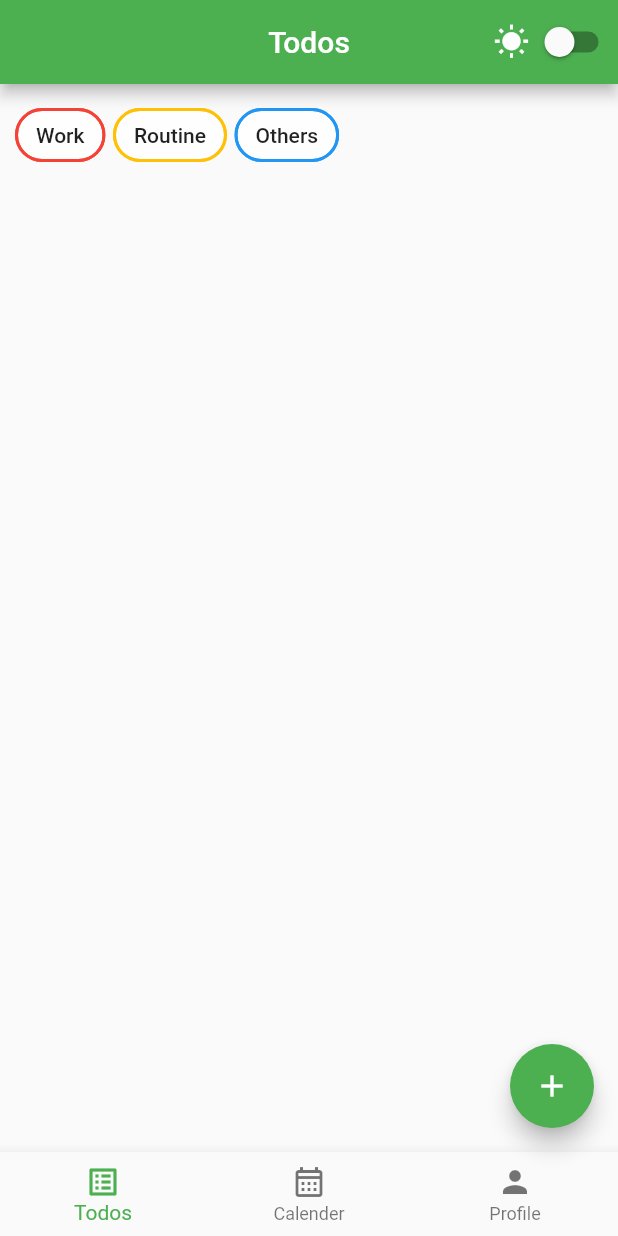
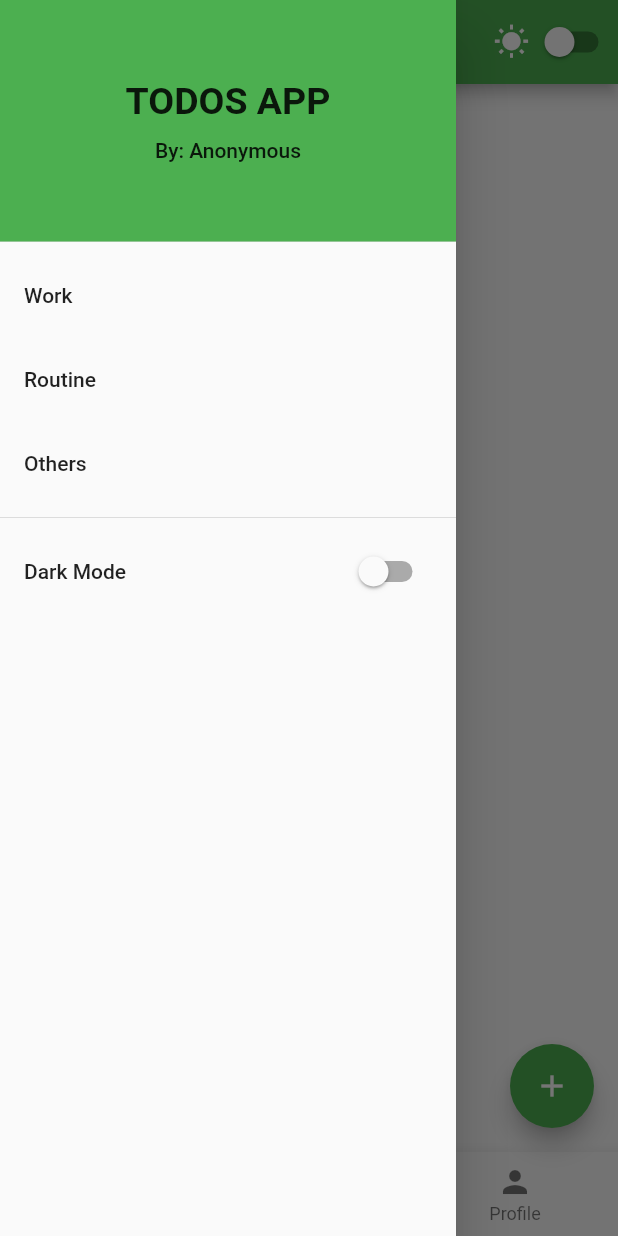
Before and after one commit to AlvynStane/todos-list, a Flutter app: the screen it shows after launch, with the side drawer open (before the commit the screen has no drawer), on a phone screen of 412 x 824 dp. Run offline on Flutter 3.47's test engine with Material 2 defaults, Android fonts, the phone set to English and light mode, and no system bars.

```diff
--- a/lib/mainpage.dart
+++ b/lib/mainpage.dart
@@ -1,3 +1,4 @@
+import 'package:flutter/foundation.dart';
 import 'package:flutter/material.dart';
 import 'package:provider/provider.dart';
 import 'package:todos_list/darktheme.dart';
@@ -64,6 +65,30 @@ class _MainPageState extends State<MainPage> {
     setState(() {
       _selectedButtomIndex = index;
     });
+  }
+
+  Widget _counter(int num) {
+    return Container(
+      width: 20,
+      height: 20,
+      padding: EdgeInsets.all(1),
+      decoration: BoxDecoration(
+          color: Colors.red, borderRadius: BorderRadius.circular(10)),
+      child: Center(
+        child: Text(
+          num.toString(),
+          style: TextStyle(fontWeight: FontWeight.bold, color: Colors.white),
+        ),
+      ),
+    );
+  }
+
+  int doneNumber(String item) {
+    List<Todo> filtered;
+    filtered = _originalTodos
+        .where((tile) => tile.category.contains(item) && tile.isChecked != true)
+        .toList();
+    return filtered.length.toInt();
   }
 
   @override
@@ -183,6 +208,58 @@ class _MainPageState extends State<MainPage> {
         selectedItemColor: Colors.green,
         onTap: _onItemTapped,
       ),
+      drawer: Drawer(
+        child: ListView(
+          padding: EdgeInsets.zero,
+          children: [
+            DrawerHeader(
+                padding: EdgeInsets.all(16.0),
+                decoration: BoxDecoration(
+                    color: themeProvider.darkTheme == false
+                        ? Colors.green
+                        : Colors.grey),
+                child: Column(
+                  mainAxisAlignment: MainAxisAlignment.center,
+                  crossAxisAlignment: CrossAxisAlignment.center,
+                  children: const [
+                    Text('TODOS APP',
+                        style: TextStyle(
+                            fontSize: 25, fontWeight: FontWeight.bold)),
+                    SizedBox(
+                      height: 10,
+                    ),
+                    Text('By: Anonymous')
+                  ],
+                )),
+            ListTile(
+                title: Text('Work'),
+                trailing: Visibility(
+                    visible: doneNumber('Work') != 0,
+                    child: _counter(doneNumber('Work')))),
+            ListTile(
+                title: Text('Routine'),
+                trailing: Visibility(
+                    visible: doneNumber('Routine') != 0,
+                    child: _counter(doneNumber('Routine')))),
+            ListTile(
+                title: Text('Others'),
+                trailing: Visibility(
+                    visible: doneNumber('Others') != 0,
+                    child: _counter(doneNumber('Others')))),
+            Divider(),
+            ListTile(
+              title: Text('Dark Mode'),
+              trailing: Switch(
+                  value: themeProvider.darkTheme,
+                  onChanged: (value) {
+                    setState(() {
+                      themeProvider.darkMode = value;
+                    });
+                  }),
+            )
+          ],
+        ),
+      ),
     );
   }
 }
```
